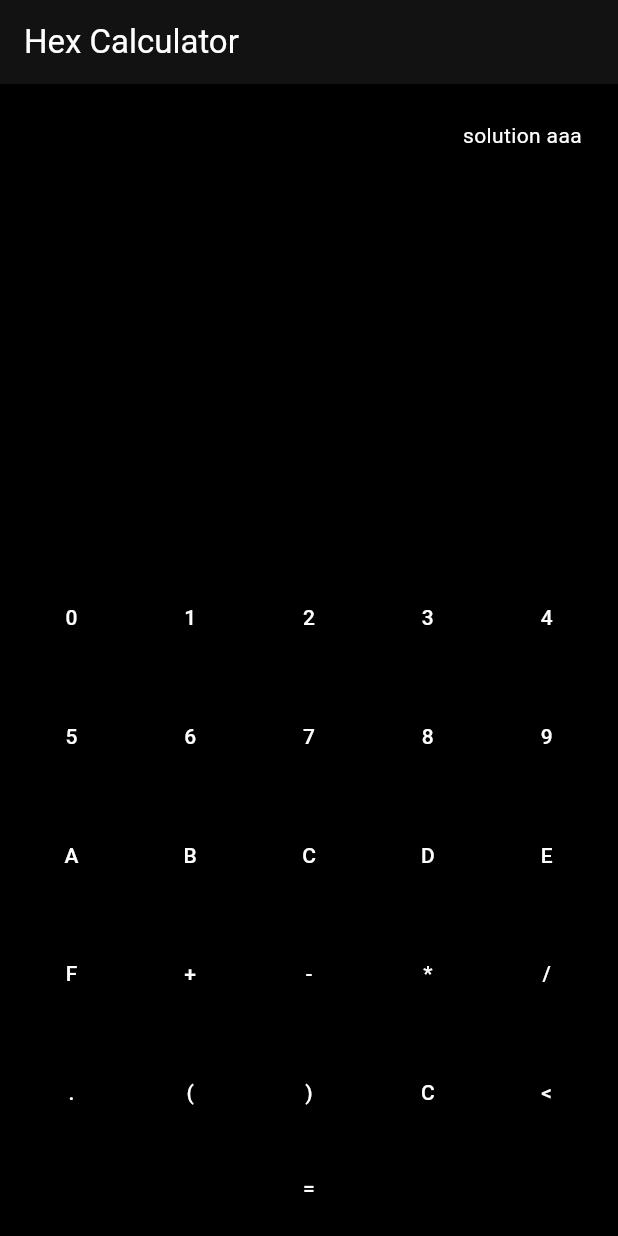
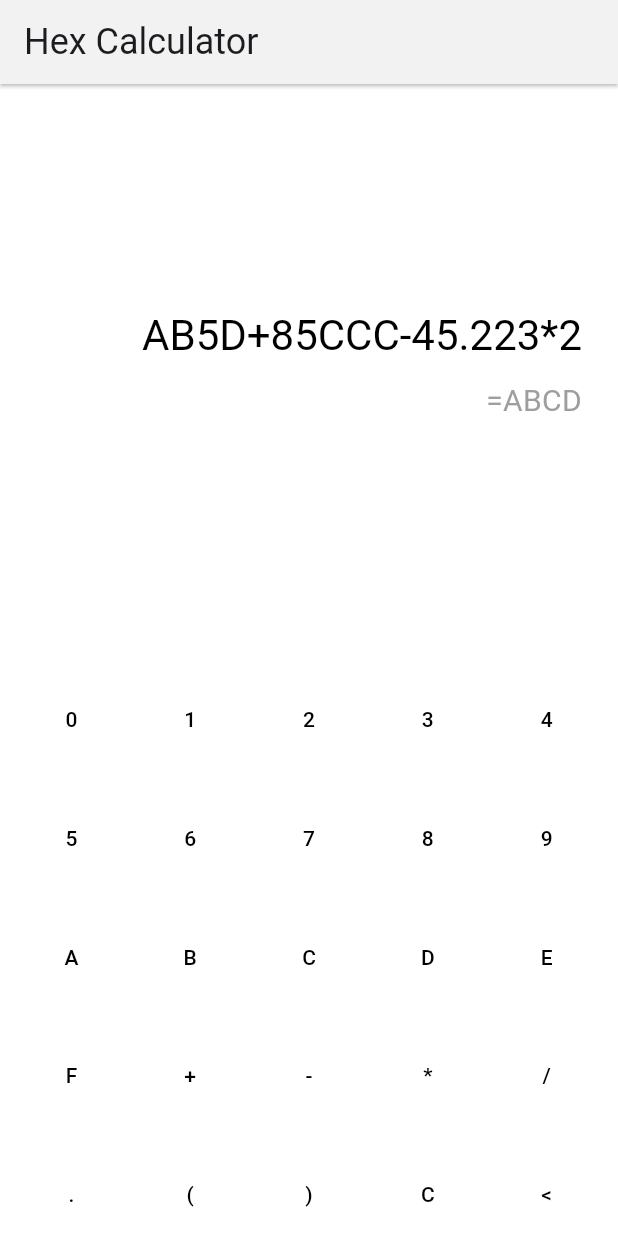
Before and after one commit to robinskaba/hex-calculator, a Flutter app: the screen it shows after launch, on a phone screen of 412 x 824 dp. Run offline on Flutter 3.47's test engine with Material 3 defaults, Android fonts, the light colour scheme and no system bars.

Commit message:
decent design

```diff
--- a/lib/main.dart
+++ b/lib/main.dart
@@ -10,19 +10,37 @@ class MyApp extends StatelessWidget {
 
   @override
   Widget build(BuildContext context) {
-    return MaterialApp(title: 'Hex Calculator', theme: myTheme, home: const HomeView());
+    final buttonTheme = ButtonThemeData(buttonColor: Colors.grey, hoverColor: Colors.red);
+
+    final appTheme = ThemeData(
+      appBarTheme: AppBarTheme(
+        backgroundColor: Colors.white,
+        elevation: 1,
+        shadowColor: Colors.black,
+        titleTextStyle: Theme.of(context).textTheme.headlineSmall,
+      ),
+      colorScheme: ColorScheme(
+        brightness: Brightness.light,
+        primary: Colors.black,
+        onPrimary: Colors.white,
+        secondary: Colors.grey,
+        onSecondary: Colors.blueGrey,
+        error: Colors.red,
+        onError: Colors.black,
+        surface: Colors.white,
+        onSurface: Colors.black,
+      ),
+      textButtonTheme: TextButtonThemeData(
+        style: ButtonStyle(alignment: AlignmentGeometry.center),
+      ),
+      buttonTheme: buttonTheme,
+    );
+
+    return MaterialApp(
+      title: 'Hex Calculator',
+      theme: appTheme,
+      home: const HomeView(),
+      debugShowCheckedModeBanner: false,
+    );
   }
 }
-
-final ThemeData myTheme = ThemeData(
-  brightness: Brightness.dark,
-  primaryColor: Colors.black,
-  scaffoldBackgroundColor: Colors.black,
-  colorScheme: ColorScheme.dark(primary: Colors.white, onPrimary: Colors.black),
-  textTheme: const TextTheme(
-    bodyLarge: TextStyle(color: Colors.white),
-    bodyMedium: TextStyle(color: Colors.white),
-    bodySmall: TextStyle(color: Colors.white),
-  ),
-  iconTheme: const IconThemeData(color: Colors.white),
-);
--- a/lib/view/home_view.dart
+++ b/lib/view/home_view.dart
@@ -55,26 +55,46 @@ class _HomeViewState extends State<HomeView> {
         child: Column(
           mainAxisAlignment: MainAxisAlignment.end,
           children: [
+            Expanded(flex: 2, child: Container()),
             Expanded(
+              flex: 4,
               child: Padding(
                 padding: const EdgeInsets.all(16.0),
                 child: Align(
                   alignment: Alignment.topRight,
-                  child: Text("solution aaa", maxLines: 1, textAlign: TextAlign.right),
+                  child: Column(
+                    crossAxisAlignment: CrossAxisAlignment.end,
+                    children: [
+                      Text(
+                        "AB5D+85CCC-45.223*2",
+                        maxLines: 1,
+                        textAlign: TextAlign.right,
+                        style: Theme.of(context).textTheme.headlineMedium,
+                      ),
+                      SizedBox(height: 12),
+                      Text(
+                        "=ABCD",
+                        maxLines: 1,
+                        textAlign: TextAlign.right,
+                        style: TextStyle(
+                          color: Theme.of(context).colorScheme.secondary,
+                          fontSize: 20,
+                        ),
+                      ),
+                    ],
+                  ),
                 ),
               ),
             ),
 
-            Column(
-              children: [
-                GridView.count(
-                  crossAxisCount: 5,
-                  shrinkWrap: true,
-                  physics: NeverScrollableScrollPhysics(),
-                  children: buttons,
-                ),
-                TextButton(onPressed: () {}, child: Text("=")),
-              ],
+            Expanded(
+              flex: 6,
+              child: GridView.count(
+                crossAxisCount: 5,
+                shrinkWrap: true,
+                physics: NeverScrollableScrollPhysics(),
+                children: buttons,
+              ),
             ),
           ],
         ),
```
